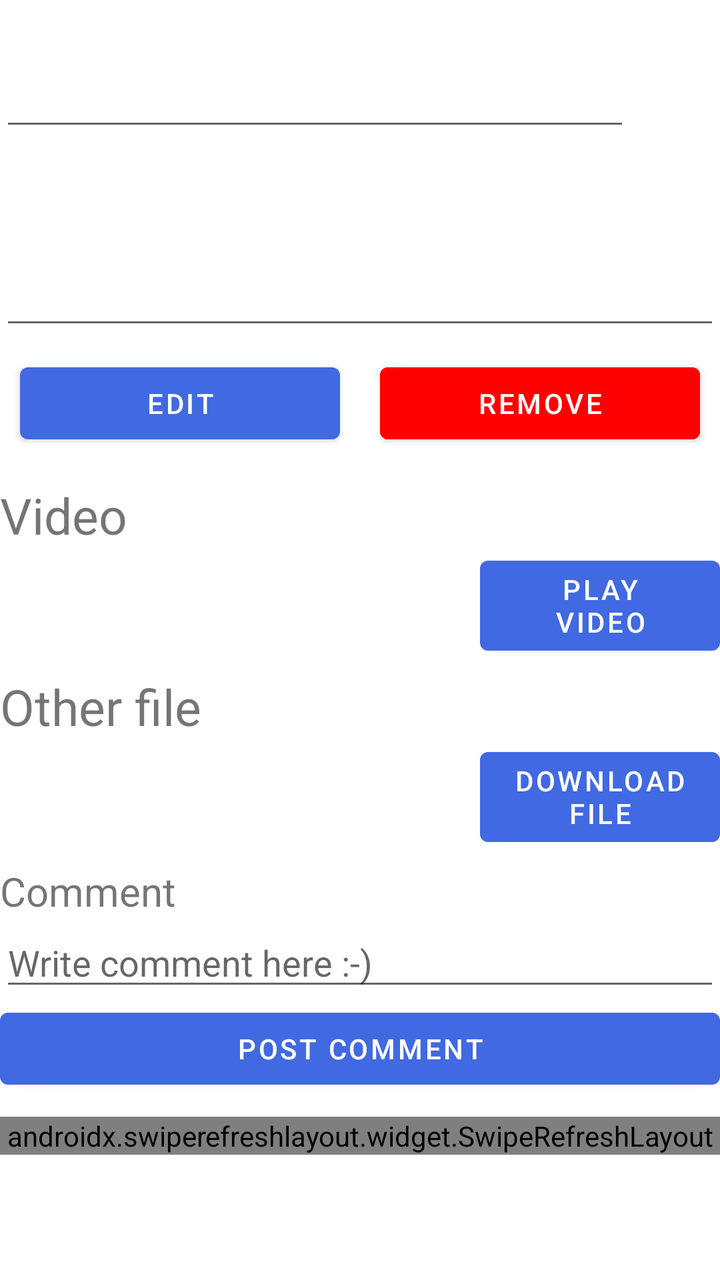
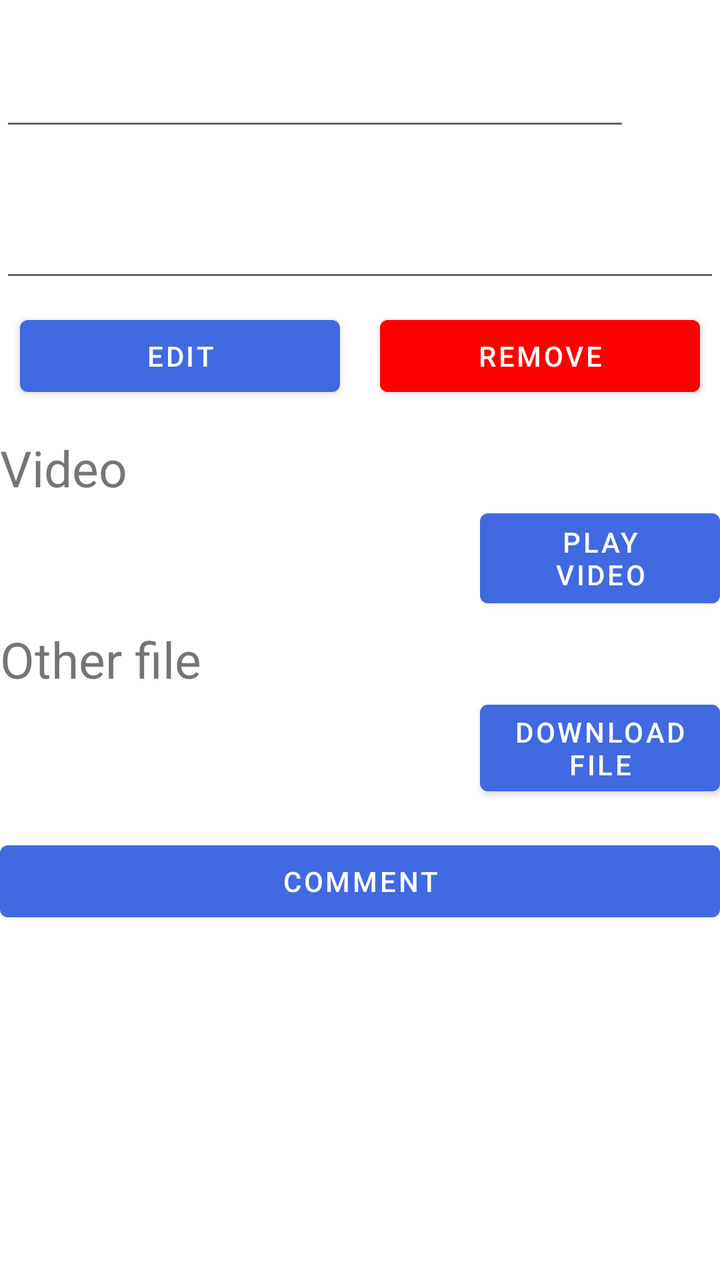

An Android layout rendered at two revisions. The XML below is the earlier revision; the diff shows what the commit changed to produce the second picture.
<!-- AndroidManifest.xml: application theme Theme.Front2 -->
<!-- res/layout/fragment_res_detail.xml -->
<?xml version="1.0" encoding="utf-8"?>
<LinearLayout xmlns:android="http://schemas.android.com/apk/res/android"
    xmlns:tools="http://schemas.android.com/tools"
    android:layout_width="match_parent"
    android:layout_height="match_parent"
    xmlns:app="http://schemas.android.com/apk/res-auto"
    android:layout_marginTop="10dp"
    android:layout_marginHorizontal="10dp"
    android:orientation="vertical"
    tools:context=".home.user.course.resource.ResDetailFragment">

    <ScrollView
        android:layout_width="match_parent"
        android:layout_height="wrap_content">


    </ScrollView>
    <LinearLayout
        android:layout_width="match_parent"
        android:layout_height="wrap_content"
        android:orientation="horizontal">

        <EditText
            android:id="@+id/res_title_label"
            android:layout_width="match_parent"
            android:layout_height="wrap_content"
            android:layout_weight="1"
            android:textSize="40sp" />

        <TextView
            android:id="@+id/video_rate_score_label"
            android:layout_width="match_parent"
            android:layout_height="wrap_content"
            android:textSize="30sp"
            android:layout_weight="7"
            android:textColor="@color/orange" />
    </LinearLayout>

    <EditText
        android:id="@+id/res_desc_label"
        android:layout_width="match_parent"
        android:layout_height="wrap_content"
        android:layout_marginVertical="8dp"
        android:lines="3"
        android:textSize="20sp" />

    <LinearLayout
        android:layout_width="match_parent"
        android:layout_height="wrap_content"
        android:orientation="horizontal">

        <Button
            android:id="@+id/edit_title_button"
            android:layout_width="match_parent"
            android:layout_height="wrap_content"
            android:layout_marginHorizontal="10dp"
            android:layout_weight="1"
            android:text="@string/upload_edit" />

        <Button
            android:id="@+id/delete_video_button"
            android:layout_width="match_parent"
            android:layout_height="wrap_content"
            android:layout_marginHorizontal="10dp"
            android:layout_weight="1"
            android:backgroundTint="@color/red"
            android:text="@string/upload_delete" />
    </LinearLayout>

    <LinearLayout
        android:layout_width="match_parent"
        android:layout_height="wrap_content"
        android:orientation="vertical"
        android:layout_marginTop="15dp">

        <TextView
            android:layout_width="match_parent"
            android:layout_height="wrap_content"
            android:text="@string/detail_video_label"
            android:textSize="25sp" />

        <LinearLayout
            android:layout_width="match_parent"
            android:layout_height="wrap_content"
            android:orientation="horizontal">
            <TextView
                android:id="@+id/video_title"
                android:layout_width="match_parent"
                android:layout_height="match_parent"
                android:layout_weight="1"
                android:textColor="@color/purple_700"
                android:textSize="25sp" />
            <Button
                android:id="@+id/choose_video_button"
                android:layout_width="match_parent"
                android:layout_height="match_parent"
                android:layout_weight="2"
                android:text="@string/detail_video_play_button" />
        </LinearLayout>
    </LinearLayout>

    <LinearLayout
        android:layout_width="match_parent"
        android:layout_height="wrap_content"
        android:orientation="vertical"
        android:layout_marginTop="5dp">

        <TextView
            android:layout_width="match_parent"
            android:layout_height="wrap_content"
            android:text="@string/detail_file_label"
            android:textSize="25sp" />

        <LinearLayout
            android:layout_width="match_parent"
            android:layout_height="wrap_content"
            android:orientation="horizontal">
            <TextView
                android:id="@+id/file_title"
                android:layout_width="match_parent"
                android:layout_height="match_parent"
                android:layout_weight="1"
                android:textColor="@color/purple_700"
                android:textSize="25sp" />
            <Button
                android:id="@+id/choose_file_button"
                android:layout_width="match_parent"
                android:layout_height="match_parent"
                android:layout_weight="2"
                android:text="@string/detail_file_download_button" />
        </LinearLayout>
    </LinearLayout>

    <TextView
        android:layout_marginTop="5dp"
        android:layout_width="match_parent"
        android:layout_height="wrap_content"
        android:text="@string/comment_title_label"
        android:textSize="20sp" />

    <EditText
        android:id="@+id/comment_edit"
        android:layout_width="match_parent"
        android:layout_height="wrap_content"
        android:inputType="textMultiLine"
        android:hint="@string/comment_hint" />

    <Button
        android:id="@+id/commit_comment_button"
        android:layout_width="match_parent"
        android:layout_height="wrap_content"
        android:text="@string/comment_button" />

    <androidx.swiperefreshlayout.widget.SwipeRefreshLayout
        android:id="@+id/comment_refresh_view"
        android:layout_marginTop="10dp"
        android:layout_width="match_parent"
        android:layout_height="wrap_content">

        <androidx.recyclerview.widget.RecyclerView
            android:id="@+id/comment_recycler_view"
            android:layout_width="match_parent"
            android:layout_height="wrap_content"
            app:layoutManager="androidx.recyclerview.widget.GridLayoutManager"
            app:spanCount="1" />

    </androidx.swiperefreshlayout.widget.SwipeRefreshLayout>

</LinearLayout>
<!-- resources referenced by this layout -->
<resources>
  <color name="orange">#FFA500</color>
  <color name="purple_700">#FF3700B3</color>
  <color name="red">#FF0000</color>
  <string name="comment_button">Post comment</string>
  <string name="comment_hint">Write comment here :-)</string>
  <string name="comment_title_label">Comment</string>
  <string name="detail_file_download_button">Download file</string>
  <string name="detail_file_label">Other file</string>
  <string name="detail_video_label">Video</string>
  <string name="detail_video_play_button">Play video</string>
  <string name="upload_delete">Remove</string>
  <string name="upload_edit">Edit</string>
  <style name="Theme.Front2" parent="Theme.MaterialComponents.DayNight.NoActionBar">
          
          <item name="colorPrimary">@color/royalBlue</item>
          <item name="colorPrimaryVariant">@color/lightSkyBlue</item>
          <item name="colorOnPrimary">@color/white</item>
          
          <item name="colorSecondary">@color/deepSkyBlue1</item>
          <item name="colorSecondaryVariant">@color/deepSkyBlue3</item>
          <item name="colorOnSecondary">@color/WhiteSmoke</item>
          
          <item name="android:statusBarColor" tools:targetApi="l">?attr/colorPrimary</item>
          
      </style>
  <color name="royalBlue">#4169E1</color>
  <color name="lightSkyBlue">#87CEFA</color>
  <color name="white">#FFFFFFFF</color>
  <color name="deepSkyBlue1">#00BFFF</color>
  <color name="deepSkyBlue3">#009ACD</color>
  <color name="WhiteSmoke">#F5F5F5</color>
</resources>

<!-- the commit's change to res/layout/fragment_res_detail.xml (unified diff, before → after) -->
@@ -1,11 +1,11 @@
 <?xml version="1.0" encoding="utf-8"?>
 <LinearLayout xmlns:android="http://schemas.android.com/apk/res/android"
+    xmlns:app="http://schemas.android.com/apk/res-auto"
     xmlns:tools="http://schemas.android.com/tools"
     android:layout_width="match_parent"
     android:layout_height="match_parent"
-    xmlns:app="http://schemas.android.com/apk/res-auto"
+    android:layout_marginHorizontal="10dp"
     android:layout_marginTop="10dp"
-    android:layout_marginHorizontal="10dp"
     android:orientation="vertical"
     tools:context=".home.user.course.resource.ResDetailFragment">
 
@@ -13,157 +13,138 @@
         android:layout_width="match_parent"
         android:layout_height="wrap_content">
 
-
-    </ScrollView>
-    <LinearLayout
-        android:layout_width="match_parent"
-        android:layout_height="wrap_content"
-        android:orientation="horizontal">
-
-        <EditText
-            android:id="@+id/res_title_label"
-            android:layout_width="match_parent"
-            android:layout_height="wrap_content"
-            android:layout_weight="1"
-            android:textSize="40sp" />
-
-        <TextView
-            android:id="@+id/video_rate_score_label"
-            android:layout_width="match_parent"
-            android:layout_height="wrap_content"
-            android:textSize="30sp"
-            android:layout_weight="7"
-            android:textColor="@color/orange" />
-    </LinearLayout>
-
-    <EditText
-        android:id="@+id/res_desc_label"
-        android:layout_width="match_parent"
-        android:layout_height="wrap_content"
-        android:layout_marginVertical="8dp"
-        android:lines="3"
-        android:textSize="20sp" />
-
-    <LinearLayout
-        android:layout_width="match_parent"
-        android:layout_height="wrap_content"
-        android:orientation="horizontal">
-
-        <Button
-            android:id="@+id/edit_title_button"
-            android:layout_width="match_parent"
-            android:layout_height="wrap_content"
-            android:layout_marginHorizontal="10dp"
-            android:layout_weight="1"
-            android:text="@string/upload_edit" />
-
-        <Button
-            android:id="@+id/delete_video_button"
-            android:layout_width="match_parent"
-            android:layout_height="wrap_content"
-            android:layout_marginHorizontal="10dp"
-            android:layout_weight="1"
-            android:backgroundTint="@color/red"
-            android:text="@string/upload_delete" />
-    </LinearLayout>
-
-    <LinearLayout
-        android:layout_width="match_parent"
-        android:layout_height="wrap_content"
-        android:orientation="vertical"
-        android:layout_marginTop="15dp">
-
-        <TextView
-            android:layout_width="match_parent"
-            android:layout_height="wrap_content"
-            android:text="@string/detail_video_label"
-            android:textSize="25sp" />
-
         <LinearLayout
             android:layout_width="match_parent"
             android:layout_height="wrap_content"
-            android:orientation="horizontal">
-            <TextView
-                android:id="@+id/video_title"
+            android:orientation="vertical">
+
+            <LinearLayout
                 android:layout_width="match_parent"
-                android:layout_height="match_parent"
-                android:layout_weight="1"
-                android:textColor="@color/purple_700"
-                android:textSize="25sp" />
+                android:layout_height="wrap_content"
+                android:orientation="horizontal">
+
+                <EditText
+                    android:id="@+id/res_title_label"
+                    android:layout_width="match_parent"
+                    android:layout_height="wrap_content"
+                    android:layout_weight="1"
+                    android:textSize="40sp" />
+
+                <TextView
+                    android:id="@+id/video_rate_score_label"
+                    android:layout_width="match_parent"
+                    android:layout_height="wrap_content"
+                    android:layout_weight="7"
+                    android:textColor="@color/orange"
+                    android:textSize="30sp" />
+            </LinearLayout>
+
+            <EditText
+                android:id="@+id/res_desc_label"
+                android:layout_width="match_parent"
+                android:layout_height="wrap_content"
+                android:layout_marginVertical="8dp"
+                android:lines="2"
+                android:textSize="20sp" />
+
+            <LinearLayout
+                android:layout_width="match_parent"
+                android:layout_height="wrap_content"
+                android:orientation="horizontal">
+
+                <Button
+                    android:id="@+id/edit_title_button"
+                    android:layout_width="match_parent"
+                    android:layout_height="wrap_content"
+                    android:layout_marginHorizontal="10dp"
+                    android:layout_weight="1"
+                    android:text="@string/upload_edit" />
+
+                <Button
+                    android:id="@+id/delete_video_button"
+                    android:layout_width="match_parent"
+                    android:layout_height="wrap_content"
+                    android:layout_marginHorizontal="10dp"
+                    android:layout_weight="1"
+                    android:backgroundTint="@color/red"
+                    android:text="@string/upload_delete" />
+            </LinearLayout>
+
+            <LinearLayout
+                android:layout_width="match_parent"
+                android:layout_height="wrap_content"
+                android:layout_marginTop="15dp"
+                android:orientation="vertical">
+
+                <TextView
+                    android:layout_width="match_parent"
+                    android:layout_height="wrap_content"
+                    android:text="@string/detail_video_label"
+                    android:textSize="25sp" />
+
+                <LinearLayout
+                    android:layout_width="match_parent"
+                    android:layout_height="wrap_content"
+                    android:orientation="horizontal">
+
+                    <TextView
+                        android:id="@+id/video_title"
+                        android:layout_width="match_parent"
+                        android:layout_height="match_parent"
+                        android:layout_weight="1"
+                        android:textColor="@color/purple_700"
+                        android:textSize="25sp" />
+
+                    <Button
+                        android:id="@+id/choose_video_button"
+                        android:layout_width="match_parent"
+                        android:layout_height="match_parent"
+                        android:layout_weight="2"
+                        android:text="@string/detail_video_play_button" />
+                </LinearLayout>
+            </LinearLayout>
+
+            <LinearLayout
+                android:layout_width="match_parent"
+                android:layout_height="wrap_content"
+                android:layout_marginTop="5dp"
+                android:orientation="vertical">
+
+                <TextView
+                    android:layout_width="match_parent"
+                    android:layout_height="wrap_content"
+                    android:text="@string/detail_file_label"
+                    android:textSize="25sp" />
+
+                <LinearLayout
+                    android:layout_width="match_parent"
+                    android:layout_height="wrap_content"
+                    android:orientation="horizontal">
+
+                    <TextView
+                        android:id="@+id/file_title"
+                        android:layout_width="match_parent"
+                        android:layout_height="match_parent"
+                        android:layout_weight="1"
+                        android:textColor="@color/purple_700"
+                        android:textSize="20sp" />
+
+                    <Button
+                        android:id="@+id/choose_file_button"
+                        android:layout_width="match_parent"
+                        android:layout_height="match_parent"
+                        android:layout_weight="2"
+                        android:text="@string/detail_file_download_button" />
+                </LinearLayout>
+            </LinearLayout>
+
             <Button
-                android:id="@+id/choose_video_button"
+                android:id="@+id/go_to_comments"
                 android:layout_width="match_parent"
-                android:layout_height="match_parent"
-                android:layout_weight="2"
-                android:text="@string/detail_video_play_button" />
+                android:layout_height="wrap_content"
+                android:layout_marginTop="15dp"
+                android:text="@string/comment_title_label" />
         </LinearLayout>
-    </LinearLayout>
-
-    <LinearLayout
-        android:layout_width="match_parent"
-        android:layout_height="wrap_content"
-        android:orientation="vertical"
-        android:layout_marginTop="5dp">
-
-        <TextView
-            android:layout_width="match_parent"
-            android:layout_height="wrap_content"
-            android:text="@string/detail_file_label"
-            android:textSize="25sp" />
-
-        <LinearLayout
-            android:layout_width="match_parent"
-            android:layout_height="wrap_content"
-            android:orientation="horizontal">
-            <TextView
-                android:id="@+id/file_title"
-                android:layout_width="match_parent"
-                android:layout_height="match_parent"
-                android:layout_weight="1"
-                android:textColor="@color/purple_700"
-                android:textSize="25sp" />
-            <Button
-                android:id="@+id/choose_file_button"
-                android:layout_width="match_parent"
-                android:layout_height="match_parent"
-                android:layout_weight="2"
-                android:text="@string/detail_file_download_button" />
-        </LinearLayout>
-    </LinearLayout>
-
-    <TextView
-        android:layout_marginTop="5dp"
-        android:layout_width="match_parent"
-        android:layout_height="wrap_content"
-        android:text="@string/comment_title_label"
-        android:textSize="20sp" />
-
-    <EditText
-        android:id="@+id/comment_edit"
-        android:layout_width="match_parent"
-        android:layout_height="wrap_content"
-        android:inputType="textMultiLine"
-        android:hint="@string/comment_hint" />
-
-    <Button
-        android:id="@+id/commit_comment_button"
-        android:layout_width="match_parent"
-        android:layout_height="wrap_content"
-        android:text="@string/comment_button" />
-
-    <androidx.swiperefreshlayout.widget.SwipeRefreshLayout
-        android:id="@+id/comment_refresh_view"
-        android:layout_marginTop="10dp"
-        android:layout_width="match_parent"
-        android:layout_height="wrap_content">
-
-        <androidx.recyclerview.widget.RecyclerView
-            android:id="@+id/comment_recycler_view"
-            android:layout_width="match_parent"
-            android:layout_height="wrap_content"
-            app:layoutManager="androidx.recyclerview.widget.GridLayoutManager"
-            app:spanCount="1" />
-
-    </androidx.swiperefreshlayout.widget.SwipeRefreshLayout>
+    </ScrollView>
 
 </LinearLayout>
<!-- resource entries referenced after the edit -->
@@ -3,8 +3,6 @@
   <color name="orange">#FFA500</color>
   <color name="purple_700">#FF3700B3</color>
   <color name="red">#FF0000</color>
-  <string name="comment_button">Post comment</string>
-  <string name="comment_hint">Write comment here :-)</string>
   <string name="comment_title_label">Comment</string>
   <string name="detail_file_download_button">Download file</string>
   <string name="detail_file_label">Other file</string>
